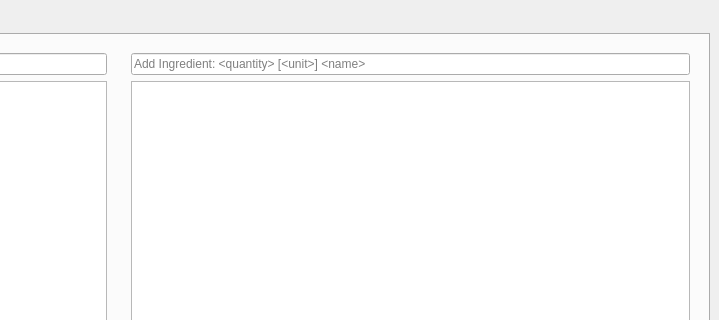
This is tabs.ui in benjaminogles/budget-meal-planner as Qt 5 draws it before an edit; both pictures show x 481 to 1200 and y 0 to 320 of the 1200 by 800 pixel window. The edited form follows.
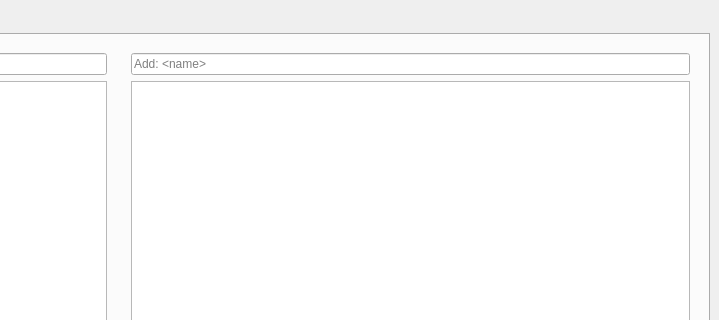
This is the edited form.

Commit message: rough ingredient handling

```diff
--- a/tabs.ui
+++ b/tabs.ui
@@ -195,7 +195,7 @@
            <item>
             <widget class="QLineEdit" name="leRecipeIngredient">
              <property name="placeholderText">
-              <string>Add Ingredient: &lt;quantity&gt; [&lt;unit&gt;] &lt;name&gt;</string>
+              <string>Add: &lt;name&gt;</string>
              </property>
             </widget>
            </item>
```
The commit also changes 4 other files.
